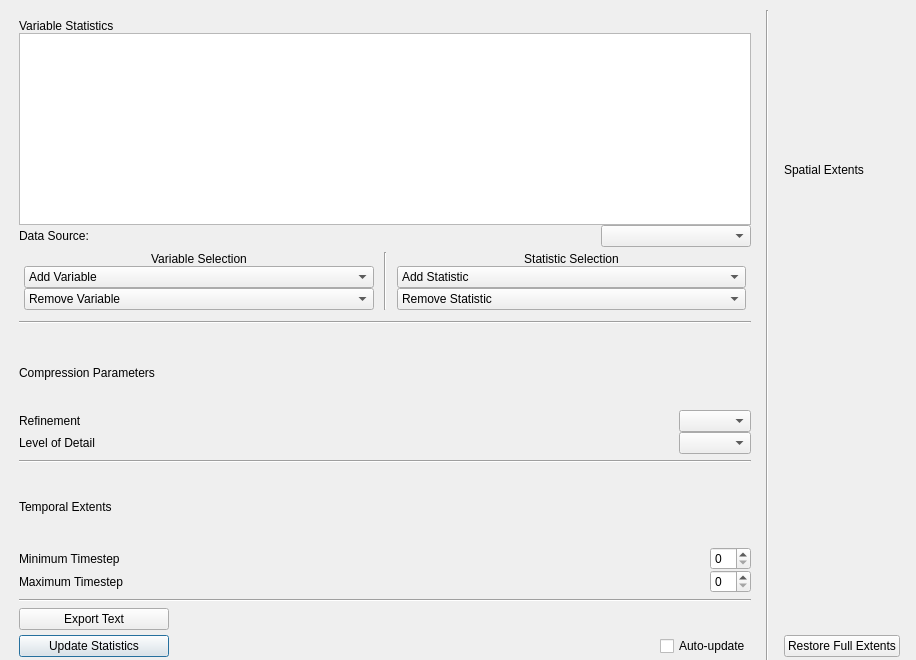
Qt form apps/vaporgui/statsWindow.ui (StasJ/vapor-formatted) before a commit.
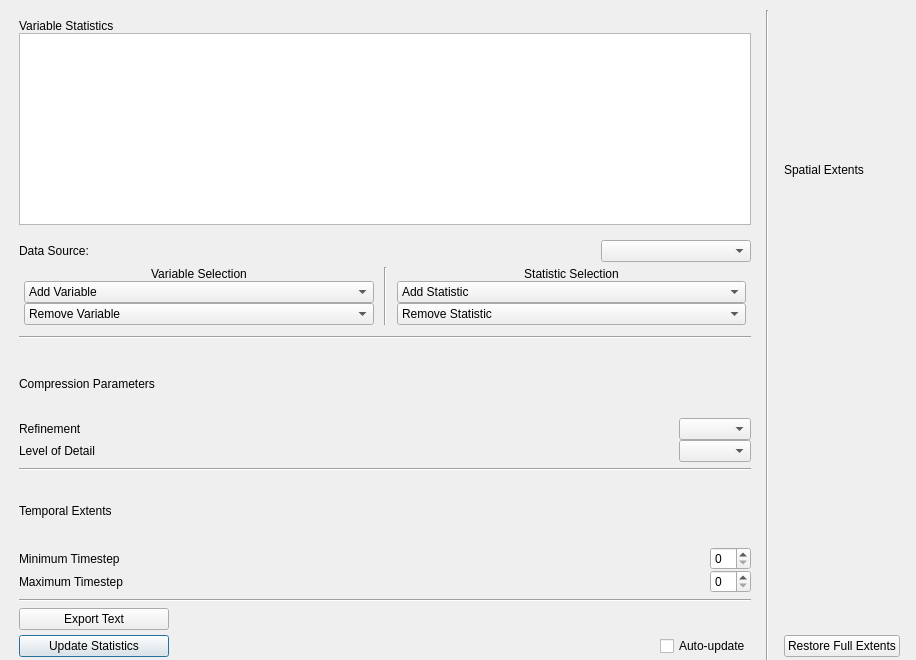
The same form after that commit. Custom widgets are drawn as their Qt base class.

The edit to the form file:
```diff
--- a/apps/vaporgui/statsWindow.ui
+++ b/apps/vaporgui/statsWindow.ui
@@ -84,6 +84,9 @@
            <property name="spacing">
             <number>0</number>
            </property>
+           <property name="topMargin">
+            <number>15</number>
+           </property>
            <property name="bottomMargin">
             <number>0</number>
            </property>
@@ -317,6 +320,12 @@
        </item>
        <item>
         <widget class="Line" name="line_2">
+         <property name="sizePolicy">
+          <sizepolicy hsizetype="Minimum" vsizetype="Fixed">
+           <horstretch>0</horstretch>
+           <verstretch>3</verstretch>
+          </sizepolicy>
+         </property>
          <property name="orientation">
           <enum>Qt::Horizontal</enum>
          </property>
```
